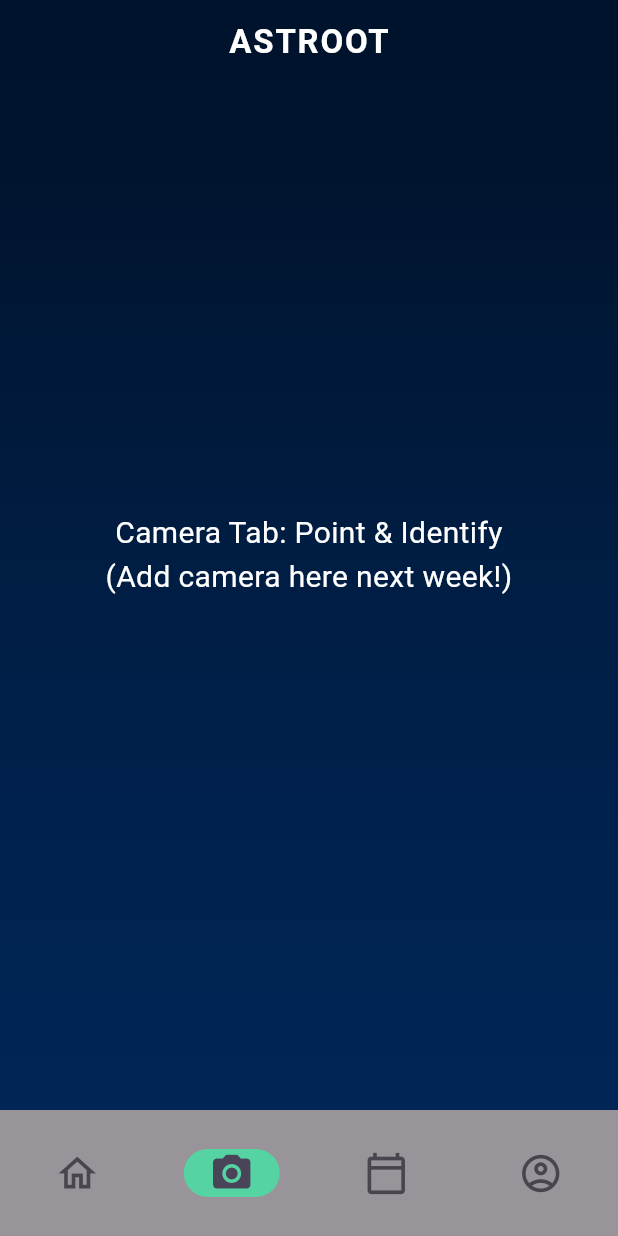
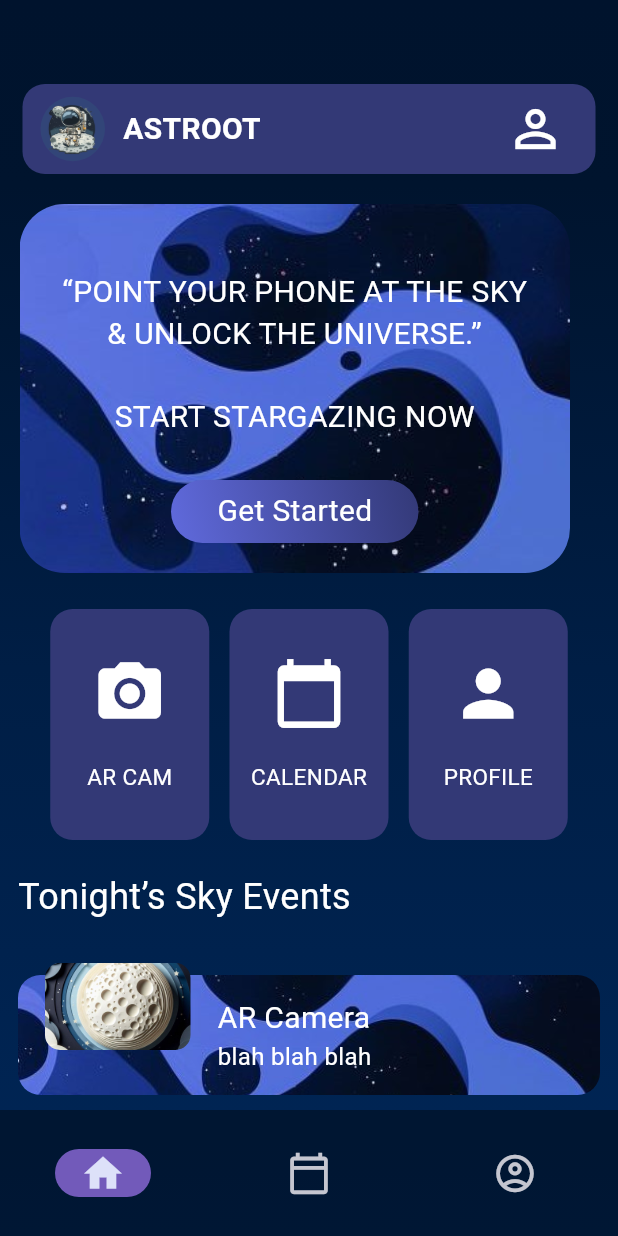
Before and after one commit to ariaj0sephine/Astroot, a Flutter app: the HomeScreen screen opened directly, on a phone screen of 412 x 824 dp. Run offline on Flutter 3.47's test engine with Material 3 defaults, Android fonts, the phone set to English and light mode, and no system bars; our stand-ins replace camera, firebase_auth, firebase_core, flutter_svg; accounts and stored records are empty.

Commit message:
camera added

```diff
--- a/lib/auth_screen.dart
+++ b/lib/auth_screen.dart
@@ -6,7 +6,7 @@ import 'services/auth_services.dart';     // This points to your new file
 import 'package:firebase_auth/firebase_auth.dart';
 
 // Import your HomeScreen here (adjust path if needed)
-import 'home_screen.dart'; // Change this if your file name/path is different
+import 'home_page.dart'; // Change this if your file name/path is different
 
 class AuthScreen extends StatefulWidget {
   const AuthScreen({super.key});
--- /dev/null
+++ b/lib/home_page.dart
@@ -0,0 +1,313 @@
+import 'package:flutter/material.dart';
+import 'camera_tab.dart';  // Your REAL camera (preview + snap)—not placeholder!
+
+class HomeScreen extends StatefulWidget {
+  const HomeScreen({super.key});
+
+  @override
+  State<HomeScreen> createState() => _HomeScreenState();
+}
+
+class _HomeScreenState extends State<HomeScreen> {
+  int _currentIndex = 0;  // 3 tabs: 0=RealHomeTab, 1=Calendar, 2=Profile (camera pushed—no tab)
+
+  static const LinearGradient _cosmicGradient = LinearGradient(
+    begin: Alignment.topCenter,
+    end: Alignment.bottomCenter,
+    colors: [
+      Color(0xFF00132D),
+      Color(0xFF00142E),
+      Color(0xFF001E45),
+      Color(0xFF002657),
+    ],
+    stops: [0.0, 0.15, 0.54, 1.0],
+  );
+
+  @override
+  Widget build(BuildContext context) {
+    final List<Widget> screens = [  // 3 only—no camera tab (push instead for immersion)
+      const RealHomeTab(),
+      const CalendarTab(),
+      const ProfileTab(),
+    ];
+
+    return Scaffold(
+      extendBody: true,
+      extendBodyBehindAppBar: true,
+      appBar: AppBar(
+        backgroundColor: Colors.transparent,
+        elevation: 0,
+        automaticallyImplyLeading: false,
+      ),
+      body: Stack(
+        children: [
+          Container(decoration: const BoxDecoration(gradient: _cosmicGradient)),
+          IndexedStack(  // Fast switch, keeps state
+            index: _currentIndex,
+            children: screens,
+          ),
+        ],
+      ),
+      bottomNavigationBar: SizedBox(  // 3 icons—clean, no camera clutter
+        height: 84,
+        child: NavigationBar(
+          backgroundColor: Colors.black.withOpacity(0.4),  // Your screenshot bg
+          indicatorColor: const Color(0xFF725ABA),  // Purple glow
+          selectedIndex: _currentIndex,
+          onDestinationSelected: (i) => setState(() => _currentIndex = i),
+          labelBehavior: NavigationDestinationLabelBehavior.alwaysHide,
+          destinations: const [
+            NavigationDestination(icon: Icon(Icons.home_outlined, size: 30), selectedIcon: Icon(Icons.home, size: 30), label: ''),
+            NavigationDestination(icon: Icon(Icons.calendar_today_outlined, size: 30), selectedIcon: Icon(Icons.calendar_today, size: 30), label: ''),
+            NavigationDestination(icon: Icon(Icons.account_circle_outlined, size: 30), selectedIcon: Icon(Icons.account_circle, size: 30), label: ''),
+          ],
+        ),
+      ),
+    );
+  }
+}
+
+// Your Screenshot-Perfect Home Tab (header, banner, cards, events—exact positions)
+class RealHomeTab extends StatelessWidget {
+  const RealHomeTab({super.key});
+
+  @override
+  Widget build(BuildContext context) {
+    return SafeArea(
+      child: Stack(
+        children: [
+          // Header (top:0, height:60—your screenshot match)
+          Positioned(
+            top: 0,
+            left: 15,
+            right: 15,
+            child: Container(
+              height: 60,
+              decoration: BoxDecoration(
+                color: const Color.fromRGBO(51, 57, 118, 1),
+                borderRadius: BorderRadius.circular(15),
+              ),
+              child: Row(
+                children: [
+                  const SizedBox(width: 12),
+                  CircleAvatar(
+                    radius: 21.5,
+                    backgroundImage: const AssetImage('assets/images/icon.png'),
+                  ),
+                  const SizedBox(width: 12),
+                  const Text(
+                    'ASTROOT',
+                    style: TextStyle(color: Colors.white, fontSize: 20, fontWeight: FontWeight.bold),
+                  ),
+                  const Spacer(),
+                  GestureDetector(  // Tap to Profile tab (index 2)
+                    onTap: () {
+                      final homeState = context.findAncestorStateOfType<_HomeScreenState>();
+                      homeState?._currentIndex = 2;
+                      homeState?.setState(() {});
+                    },
+                    child: const Icon(Icons.person_outline, color: Colors.white, size: 40),
+                  ),
+                  const SizedBox(width: 20),
+                ],
+              ),
+            ),
+          ),
+
+          // Banner (top:80, height:246—quote + "Get Started" push to camera)
+          Positioned(
+            top: 80,
+            left: 13,
+            child: Container(
+              width: 367,
+              height: 246,
+              decoration: BoxDecoration(
+                borderRadius: BorderRadius.circular(30),
+                image: const DecorationImage(
+                  image: AssetImage('assets/images/background.jpg'),
+                  fit: BoxFit.cover,
+                ),
+              ),
+              child: Column(
+                mainAxisAlignment: MainAxisAlignment.spaceBetween,
+                children: [
+                  Padding(
+                    padding: const EdgeInsets.only(top: 44, left: 16, right: 16),
+                    child: const Text(
+                      '“POINT YOUR PHONE AT THE SKY \n& UNLOCK THE UNIVERSE.”',
+                      style: TextStyle(color: Colors.white, fontSize: 20, height: 1.4),
+                      textAlign: TextAlign.center,
+                    ),
+                  ),
+                  const Text(
+                    'START STARGAZING NOW',
+                    style: TextStyle(color: Colors.white, fontSize: 20),
+                    textAlign: TextAlign.center,
+                  ),
+                  Padding(
+                    padding: const EdgeInsets.only(bottom: 20),
+                    child: GestureDetector(  // RESTORED: Push real camera (slide-in, snap works)
+                      onTap: () {
+                        Navigator.push(
+                          context,
+                          MaterialPageRoute(
+                            builder: (context) => const CameraTab(),  // Your full camera_tab.dart
+                            fullscreenDialog: true,  // Immersive—no nav bar
+                          ),
+                        );
+                      },
+                      child: Container(
+                        width: 165,
+                        height: 42,
+                        decoration: BoxDecoration(
+                          borderRadius: BorderRadius.circular(30),
+                          gradient: const LinearGradient(
+                            colors: [Color.fromRGBO(51, 57, 119, 1), Color.fromRGBO(96, 106, 221, 1)],
+                            begin: Alignment.topRight,
+                            end: Alignment.bottomLeft,
+                          ),
+                        ),
+                        child: const Center(
+                          child: Text('Get Started', style: TextStyle(color: Colors.white, fontSize: 20)),
+                        ),
+                      ),
+                    ),
+                  ),
+                ],
+              ),
+            ),
+          ),
+
+          // Nav Cards (top:350—AR CAM push, others switch tabs)
+          Positioned(
+            top: 350,
+            left: 20,
+            right: 20,
+            child: Row(
+              mainAxisAlignment: MainAxisAlignment.spaceEvenly,
+              children: [
+                _buildNavCard('AR CAM', Icons.camera_alt, null, context),  // Push camera
+                _buildNavCard('CALENDAR', Icons.calendar_today, 1, context),  // Tab 1
+                _buildNavCard('PROFILE', Icons.person, 2, context),  // Tab 2
+              ],
+            ),
+          ),
+
+          // Events (top:525, 35px space—no overlap)
+          Positioned(
+            top: 525,
+            left: 12,
+            right: 12,
+            child: Column(
+              crossAxisAlignment: CrossAxisAlignment.start,
+              children: [
+                const Text('Tonight’s Sky Events', style: TextStyle(color: Colors.white, fontSize: 24)),
+                const SizedBox(height: 35),
+                Container(
+                  width: double.infinity,
+                  height: 80,
+                  decoration: BoxDecoration(
+                    borderRadius: BorderRadius.circular(15),
+                    image: const DecorationImage(
+                      image: AssetImage('assets/images/background.jpg'),
+                      fit: BoxFit.cover,
+                    ),
+                  ),
+                  child: const Padding(
+                    padding: EdgeInsets.only(left: 133),
+                    child: Column(
+                      mainAxisAlignment: MainAxisAlignment.center,
+                      crossAxisAlignment: CrossAxisAlignment.start,
+                      children: [
+                        Text('AR Camera', style: TextStyle(color: Colors.white, fontSize: 20)),
+                        Text('blah blah blah', style: TextStyle(color: Colors.white, fontSize: 16)),
+                      ],
+                    ),
+                  ),
+                ),
+              ],
+            ),
+          ),
+
+          // Bottom Image (bottom:40—your screenshot exact)
+          Positioned(
+            bottom: 40,
+            left: 30,
+            child: Container(
+              width: 97,
+              height: 58,
+              decoration: BoxDecoration(
+                borderRadius: BorderRadius.circular(10),
+                image: const DecorationImage(
+                  image: AssetImage('assets/images/event_home.jpg'),
+                  fit: BoxFit.cover,
+                ),
+              ),
+            ),
+          ),
+        ],
+      ),
+    );
+  }
+
+  // Nav Card Builder (push for AR CAM, switch for others—direct index, no -1)
+  static Widget _buildNavCard(String title, IconData icon, int? tabIndex, BuildContext context) {
+    return GestureDetector(
+      onTap: () {
+        if (tabIndex != null) {  // CAL/PROFILE: Switch tabs
+          final homeState = context.findAncestorStateOfType<_HomeScreenState>();
+          homeState?._currentIndex = tabIndex;
+          homeState?.setState(() {});
+        } else {  // AR CAM: Push real camera
+          Navigator.push(
+            context,
+            MaterialPageRoute(
+              builder: (context) => const CameraTab(),
+              fullscreenDialog: true,
+            ),
+          );
+        }
+      },
+      child: Container(
+        width: 106,
+        height: 154,
+        decoration: BoxDecoration(
+          color: const Color.fromRGBO(51, 57, 118, 1),
+          borderRadius: BorderRadius.circular(15),
+        ),
+        child: Column(
+          mainAxisAlignment: MainAxisAlignment.center,
+          children: [
+            Icon(icon, color: Colors.white, size: 50),
+            const SizedBox(height: 20),
+            Text(title, style: const TextStyle(color: Colors.white, fontSize: 15)),
+          ],
+        ),
+      ),
+    );
+  }
+}
+
+// Calendar & Profile Placeholders (unchanged—Phase 4 expand)
+class CalendarTab extends StatelessWidget {
+  const CalendarTab({super.key});
+  @override
+  Widget build(BuildContext context) => const Center(
+    child: Text('Calendar Tab: Facts & Read Aloud\n(Dive into astronomy!)', style: TextStyle(fontSize: 20, color: Colors.white), textAlign: TextAlign.center),
+  );
+}
+
+class ProfileTab extends StatelessWidget {
+  const ProfileTab({super.key});
+  @override
+  Widget build(BuildContext context) => const Center(
+    child: Column(
+      mainAxisAlignment: MainAxisAlignment.center,
+      children: [
+        Text('Profile Tab\nManage Account & Saved Stars', style: TextStyle(fontSize: 20, color: Colors.white), textAlign: TextAlign.center),
+        SizedBox(height: 30),
+        ElevatedButton(onPressed: null, child: Text('Sign In (Coming Soon)', style: TextStyle(color: Colors.black))),
+      ],
+    ),
+  );
+}
--- a/lib/home_screen.dart
+++ /dev/null
@@ -1,133 +0,0 @@
-import 'package:flutter/material.dart';
-import 'dart:ui' as ui;
-
-class HomeScreen extends StatefulWidget {
-  const HomeScreen({super.key});
-
-  @override
-  State<HomeScreen> createState() => _HomeScreenState();
-}
-
-class _HomeScreenState extends State<HomeScreen> {
-  int _currentIndex = 1;
-
-  static const List<Widget> _screens = [
-    HomeTab(),
-    CameraTab(),
-    CalendarTab(),
-    ProfileTab(),
-  ];
-
-  static const LinearGradient _cosmicGradient = LinearGradient(
-    begin: Alignment.topCenter,
-    end: Alignment.bottomCenter,
-    colors: [
-      Color(0xFF00132D),
-      Color(0xFF00142E),
-      Color(0xFF001E45),
-      Color(0xFF002657),
-    ],
-    stops: [0.0, 0.15, 0.54, 1.0],
-  );
-
-  @override
-  Widget build(BuildContext context) {
-    return Scaffold(
-      extendBodyBehindAppBar: true,
-      appBar: AppBar(
-        backgroundColor: const Color(0xFF00132D),
-        elevation: 0,
-        centerTitle: true,
-        title: const Text(
-          'ASTROOT',
-          style: TextStyle(
-            color: Colors.white,
-            fontWeight: FontWeight.bold,
-            fontSize: 22,
-            letterSpacing: 1.2,
-          ),
-        ),
-      ),
-      body: Stack(
-        children: [
-          Container(decoration: const BoxDecoration(gradient: _cosmicGradient)),
-          _screens[_currentIndex],
-        ],
-      ),
-      bottomNavigationBar: SizedBox(
-        height: 84,
-        child: NavigationBar(
-          backgroundColor: Colors.black.withOpacity(0.4),
-          indicatorColor: const Color(0xFF56D3A3),
-          selectedIndex: _currentIndex,
-          onDestinationSelected: (i) => setState(() => _currentIndex = i),
-          labelBehavior: NavigationDestinationLabelBehavior.alwaysHide,
-          destinations: const [
-            NavigationDestination(icon: Icon(Icons.home_outlined, size: 30), selectedIcon: Icon(Icons.home, size: 30), label: ''),
-            NavigationDestination(icon: Icon(Icons.camera_alt_outlined, size: 30), selectedIcon: Icon(Icons.camera_alt, size: 30), label: ''),
-            NavigationDestination(icon: Icon(Icons.calendar_today_outlined, size: 30), selectedIcon: Icon(Icons.calendar_today, size: 30), label: ''),
-            NavigationDestination(icon: Icon(Icons.account_circle_outlined, size: 30), selectedIcon: Icon(Icons.account_circle, size: 30), label: ''),
-          ],
-        ),
-      ),
-    );
-  }
-}
-
-// Tabs (fixed the color typo here!)
-class HomeTab extends StatelessWidget {
-  const HomeTab({super.key});
-  @override
-  Widget build(BuildContext context) => Stack(
-    children: [
-      BackdropFilter(
-        filter: ui.ImageFilter.blur(sigmaX: 7, sigmaY: 7),
-        child: Container(color: const Color(0xFF00145C).withOpacity(0.15)), // ← was 0xFF00145 → crash!
-      ),
-      const Center(
-        child: Padding(
-          padding: EdgeInsets.all(24),
-          child: Text(
-            'Home Tab: Sky Map & Events\n(Tap to explore stars!)',
-            style: TextStyle(fontSize: 20, color: Colors.white),
-            textAlign: TextAlign.center,
-          ),
-        ),
-      ),
-    ],
-  );
-}
-
-class CameraTab extends StatelessWidget {
-  const CameraTab({super.key});
-  @override
-  Widget build(BuildContext context) => const Center(
-    child: Text('Camera Tab: Point & Identify\n(Add camera here next week!)',
-        style: TextStyle(fontSize: 20, color: Colors.white), textAlign: TextAlign.center),
-  );
-}
-
-class CalendarTab extends StatelessWidget {
-  const CalendarTab({super.key});
-  @override
-  Widget build(BuildContext context) => const Center(
-    child: Text('Calendar Tab: Facts & Read Aloud\n(Dive into astronomy!)',
-        style: TextStyle(fontSize: 20, color: Colors.white), textAlign: TextAlign.center),
-  );
-}
-
-class ProfileTab extends StatelessWidget {
-  const ProfileTab({super.key});
-  @override
-  Widget build(BuildContext context) => const Center(
-    child: Column(
-      mainAxisAlignment: MainAxisAlignment.center,
-      children: [
-        Text('Profile Tab\nManage Account & Saved Stars',
-            style: TextStyle(fontSize: 20, color: Colors.white), textAlign: TextAlign.center),
-        SizedBox(height: 30),
-        ElevatedButton(onPressed: null, child: Text('Sign In (Coming Soon)', style: TextStyle(color: Colors.black))),
-      ],
-    ),
-  );
-}
--- a/lib/splash_screen.dart
+++ b/lib/splash_screen.dart
@@ -1,6 +1,6 @@
 import 'package:flutter/material.dart';
 import 'welcome_screen.dart';   // ← THIS IS NOW USED → no more warning in main.dart!
-import 'home_screen.dart';      // ← keep this if you need it later (optional)
+import 'home_page.dart';      // ← keep this if you need it later (optional)
 
 class SplashWidget extends StatefulWidget {
   const SplashWidget({Key? key}) : super(key: key);
--- a/lib/welcome_screen.dart
+++ b/lib/welcome_screen.dart
@@ -1,5 +1,5 @@
 import 'package:flutter/material.dart';
-import 'home_screen.dart'; // Your main screen (unchanged)
+import 'home_page.dart'; // Your main screen (unchanged)
 // This line brings in your combined Login + Sign Up page
 import 'auth_screen.dart'; // ← Make sure auth_screen.dart is in the same folder as this file
 
--- a/pubspec.yaml
+++ b/pubspec.yaml
@@ -14,8 +14,11 @@ dependencies:
   flutter_svg: ^2.0.10+1
 
   cupertino_icons: ^1.0.8
+
   firebase_core: ^4.2.1
   firebase_auth: ^6.1.2
+
+  camera: ^0.10.6
 
 dev_dependencies:
   flutter_test:
```
Also changed, not shown: lib/camera_tab.dart (added, +106 -0 lines), lib/main.dart (+17 -2 lines), assets/images/background.jpg (added), assets/images/event_home.jpg (added), assets/images/profile_bg.jpg (added), pubspec.lock, 6 other files.
